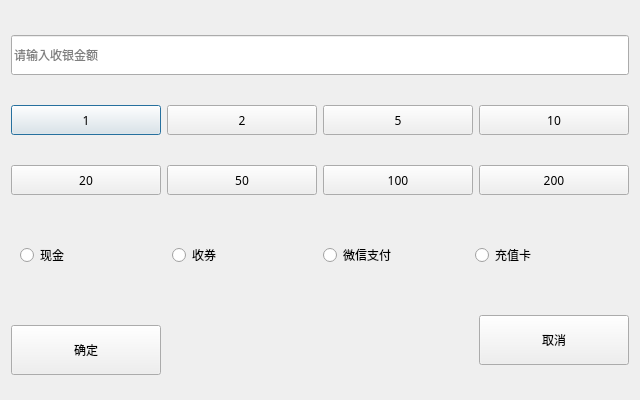
Old version of the form LaundryManagementSystem/dlggetmoney.ui in the repository Quentlam/LaundryManagementSystem.
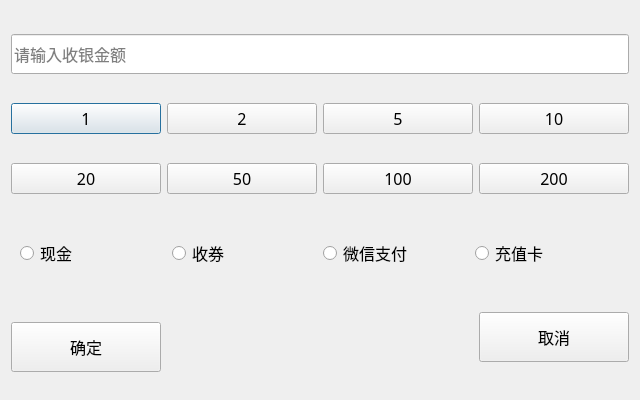
New version of the form.

Patch:
```diff
--- a/LaundryManagementSystem/dlggetmoney.ui
+++ b/LaundryManagementSystem/dlggetmoney.ui
@@ -39,6 +39,12 @@
        <height>30</height>
       </size>
      </property>
+     <property name="font">
+      <font>
+       <family>微软雅黑</family>
+       <pointsize>12</pointsize>
+      </font>
+     </property>
      <property name="text">
       <string>1</string>
      </property>
@@ -52,6 +58,12 @@
        <height>30</height>
       </size>
      </property>
+     <property name="font">
+      <font>
+       <family>微软雅黑</family>
+       <pointsize>12</pointsize>
+      </font>
+     </property>
      <property name="text">
       <string>5</string>
      </property>
@@ -65,6 +77,12 @@
        <height>30</height>
       </size>
      </property>
+     <property name="font">
+      <font>
+       <family>微软雅黑</family>
+       <pointsize>12</pointsize>
+      </font>
+     </property>
      <property name="text">
       <string>20</string>
      </property>
@@ -84,6 +102,12 @@
        <height>30</height>
       </size>
      </property>
+     <property name="font">
+      <font>
+       <family>微软雅黑</family>
+       <pointsize>12</pointsize>
+      </font>
+     </property>
      <property name="text">
       <string>确定</string>
      </property>
@@ -97,6 +121,12 @@
        <height>30</height>
       </size>
      </property>
+     <property name="font">
+      <font>
+       <family>微软雅黑</family>
+       <pointsize>12</pointsize>
+      </font>
+     </property>
      <property name="text">
       <string>2</string>
      </property>
@@ -110,6 +140,12 @@
        <height>30</height>
       </size>
      </property>
+     <property name="font">
+      <font>
+       <family>微软雅黑</family>
+       <pointsize>12</pointsize>
+      </font>
+     </property>
      <property name="text">
       <string>10</string>
      </property>
@@ -123,6 +159,12 @@
        <height>30</height>
       </size>
      </property>
+     <property name="font">
+      <font>
+       <family>微软雅黑</family>
+       <pointsize>12</pointsize>
+      </font>
+     </property>
      <property name="text">
       <string>100</string>
      </property>
@@ -136,6 +178,12 @@
        <height>30</height>
       </size>
      </property>
+     <property name="font">
+      <font>
+       <family>微软雅黑</family>
+       <pointsize>12</pointsize>
+      </font>
+     </property>
      <property name="text">
       <string>200</string>
      </property>
@@ -149,6 +197,12 @@
        <height>40</height>
       </size>
      </property>
+     <property name="font">
+      <font>
+       <family>微软雅黑</family>
+       <pointsize>12</pointsize>
+      </font>
+     </property>
      <property name="placeholderText">
       <string>请输入收银金额</string>
      </property>
@@ -162,6 +216,12 @@
        <height>50</height>
       </size>
      </property>
+     <property name="font">
+      <font>
+       <family>微软雅黑</family>
+       <pointsize>12</pointsize>
+      </font>
+     </property>
      <property name="text">
       <string>取消</string>
      </property>
@@ -175,6 +235,12 @@
        <height>30</height>
       </size>
      </property>
+     <property name="font">
+      <font>
+       <family>微软雅黑</family>
+       <pointsize>12</pointsize>
+      </font>
+     </property>
      <property name="text">
       <string>50</string>
      </property>
@@ -188,9 +254,21 @@
        <height>60</height>
       </size>
      </property>
+     <property name="font">
+      <font>
+       <family>微软雅黑</family>
+       <pointsize>12</pointsize>
+      </font>
+     </property>
      <layout class="QGridLayout" name="gridLayout_2">
       <item row="2" column="1">
        <widget class="QRadioButton" name="RaTicket">
+        <property name="font">
+         <font>
+          <family>微软雅黑</family>
+          <pointsize>12</pointsize>
+         </font>
+        </property>
         <property name="text">
          <string>收券</string>
         </property>
@@ -198,6 +276,12 @@
       </item>
       <item row="2" column="2">
        <widget class="QRadioButton" name="RaWechat">
+        <property name="font">
+         <font>
+          <family>微软雅黑</family>
+          <pointsize>12</pointsize>
+         </font>
+        </property>
         <property name="text">
          <string>微信支付</string>
         </property>
@@ -205,6 +289,12 @@
       </item>
       <item row="2" column="0">
        <widget class="QRadioButton" name="RaCash">
+        <property name="font">
+         <font>
+          <family>微软雅黑</family>
+          <pointsize>12</pointsize>
+         </font>
+        </property>
         <property name="text">
          <string>现金</string>
         </property>
@@ -212,6 +302,12 @@
       </item>
       <item row="2" column="3">
        <widget class="QRadioButton" name="RaCard">
+        <property name="font">
+         <font>
+          <family>微软雅黑</family>
+          <pointsize>12</pointsize>
+         </font>
+        </property>
         <property name="text">
          <string>充值卡</string>
         </property>
```
